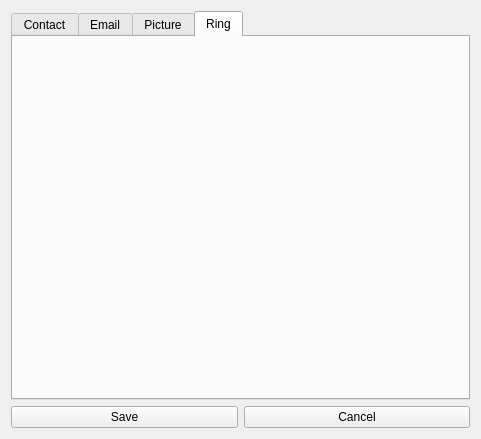
knshiro/csse7005-ugojules, file addcontactform.ui: the form before one commit.
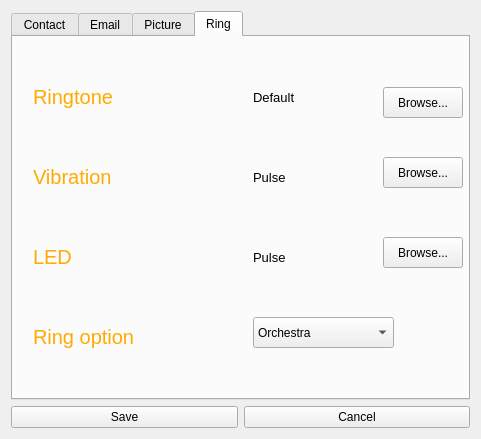
The form after the commit. The open tabs and pages were chosen to show the change.

Diff of the .ui file:
```diff
--- a/addcontactform.ui
+++ b/addcontactform.ui
@@ -394,6 +394,447 @@
       <attribute name="title" >
        <string>Ring</string>
       </attribute>
+      <widget class="QComboBox" name="ringOptionComboBox" >
+       <property name="geometry" >
+        <rect>
+         <x>240</x>
+         <y>280</y>
+         <width>141</width>
+         <height>31</height>
+        </rect>
+       </property>
+       <item>
+        <property name="text" >
+         <string>Orchestra</string>
+        </property>
+       </item>
+       <item>
+        <property name="text" >
+         <string>Synchronized</string>
+        </property>
+       </item>
+      </widget>
+      <widget class="QLabel" name="label_4" >
+       <property name="geometry" >
+        <rect>
+         <x>20</x>
+         <y>280</y>
+         <width>181</width>
+         <height>40</height>
+        </rect>
+       </property>
+       <property name="palette" >
+        <palette>
+         <active>
+          <colorrole role="WindowText" >
+           <brush brushstyle="SolidPattern" >
+            <color alpha="255" >
+             <red>255</red>
+             <green>170</green>
+             <blue>0</blue>
+            </color>
+           </brush>
+          </colorrole>
+          <colorrole role="Text" >
+           <brush brushstyle="SolidPattern" >
+            <color alpha="255" >
+             <red>255</red>
+             <green>170</green>
+             <blue>0</blue>
+            </color>
+           </brush>
+          </colorrole>
+         </active>
+         <inactive>
+          <colorrole role="WindowText" >
+           <brush brushstyle="SolidPattern" >
+            <color alpha="255" >
+             <red>255</red>
+             <green>170</green>
+             <blue>0</blue>
+            </color>
+           </brush>
+          </colorrole>
+          <colorrole role="Text" >
+           <brush brushstyle="SolidPattern" >
+            <color alpha="255" >
+             <red>255</red>
+             <green>170</green>
+             <blue>0</blue>
+            </color>
+           </brush>
+          </colorrole>
+         </inactive>
+         <disabled>
+          <colorrole role="WindowText" >
+           <brush brushstyle="SolidPattern" >
+            <color alpha="255" >
+             <red>119</red>
+             <green>119</green>
+             <blue>119</blue>
+            </color>
+           </brush>
+          </colorrole>
+          <colorrole role="Text" >
+           <brush brushstyle="SolidPattern" >
+            <color alpha="255" >
+             <red>119</red>
+             <green>119</green>
+             <blue>119</blue>
+            </color>
+           </brush>
+          </colorrole>
+         </disabled>
+        </palette>
+       </property>
+       <property name="font" >
+        <font>
+         <pointsize>15</pointsize>
+        </font>
+       </property>
+       <property name="text" >
+        <string>Ring option</string>
+       </property>
+      </widget>
+      <widget class="QLabel" name="label_5" >
+       <property name="geometry" >
+        <rect>
+         <x>20</x>
+         <y>200</y>
+         <width>146</width>
+         <height>40</height>
+        </rect>
+       </property>
+       <property name="palette" >
+        <palette>
+         <active>
+          <colorrole role="WindowText" >
+           <brush brushstyle="SolidPattern" >
+            <color alpha="255" >
+             <red>255</red>
+             <green>170</green>
+             <blue>0</blue>
+            </color>
+           </brush>
+          </colorrole>
+          <colorrole role="Text" >
+           <brush brushstyle="SolidPattern" >
+            <color alpha="255" >
+             <red>255</red>
+             <green>170</green>
+             <blue>0</blue>
+            </color>
+           </brush>
+          </colorrole>
+         </active>
+         <inactive>
+          <colorrole role="WindowText" >
+           <brush brushstyle="SolidPattern" >
+            <color alpha="255" >
+             <red>255</red>
+             <green>170</green>
+             <blue>0</blue>
+            </color>
+           </brush>
+          </colorrole>
+          <colorrole role="Text" >
+           <brush brushstyle="SolidPattern" >
+            <color alpha="255" >
+             <red>255</red>
+             <green>170</green>
+             <blue>0</blue>
+            </color>
+           </brush>
+          </colorrole>
+         </inactive>
+         <disabled>
+          <colorrole role="WindowText" >
+           <brush brushstyle="SolidPattern" >
+            <color alpha="255" >
+             <red>119</red>
+             <green>119</green>
+             <blue>119</blue>
+            </color>
+           </brush>
+          </colorrole>
+          <colorrole role="Text" >
+           <brush brushstyle="SolidPattern" >
+            <color alpha="255" >
+             <red>119</red>
+             <green>119</green>
+             <blue>119</blue>
+            </color>
+           </brush>
+          </colorrole>
+         </disabled>
+        </palette>
+       </property>
+       <property name="font" >
+        <font>
+         <pointsize>15</pointsize>
+        </font>
+       </property>
+       <property name="text" >
+        <string>LED</string>
+       </property>
+      </widget>
+      <widget class="QLabel" name="label_6" >
+       <property name="geometry" >
+        <rect>
+         <x>20</x>
+         <y>120</y>
+         <width>141</width>
+         <height>40</height>
+        </rect>
+       </property>
+       <property name="palette" >
+        <palette>
+         <active>
+          <colorrole role="WindowText" >
+           <brush brushstyle="SolidPattern" >
+            <color alpha="255" >
+             <red>255</red>
+             <green>170</green>
+             <blue>0</blue>
+            </color>
+           </brush>
+          </colorrole>
+          <colorrole role="Text" >
+           <brush brushstyle="SolidPattern" >
+            <color alpha="255" >
+             <red>255</red>
+             <green>170</green>
+             <blue>0</blue>
+            </color>
+           </brush>
+          </colorrole>
+         </active>
+         <inactive>
+          <colorrole role="WindowText" >
+           <brush brushstyle="SolidPattern" >
+            <color alpha="255" >
+             <red>255</red>
+             <green>170</green>
+             <blue>0</blue>
+            </color>
+           </brush>
+          </colorrole>
+          <colorrole role="Text" >
+           <brush brushstyle="SolidPattern" >
+            <color alpha="255" >
+             <red>255</red>
+             <green>170</green>
+             <blue>0</blue>
+            </color>
+           </brush>
+          </colorrole>
+         </inactive>
+         <disabled>
+          <colorrole role="WindowText" >
+           <brush brushstyle="SolidPattern" >
+            <color alpha="255" >
+             <red>119</red>
+             <green>119</green>
+             <blue>119</blue>
+            </color>
+           </brush>
+          </colorrole>
+          <colorrole role="Text" >
+           <brush brushstyle="SolidPattern" >
+            <color alpha="255" >
+             <red>119</red>
+             <green>119</green>
+             <blue>119</blue>
+            </color>
+           </brush>
+          </colorrole>
+         </disabled>
+        </palette>
+       </property>
+       <property name="font" >
+        <font>
+         <pointsize>15</pointsize>
+        </font>
+       </property>
+       <property name="text" >
+        <string>Vibration</string>
+       </property>
+      </widget>
+      <widget class="QLabel" name="label_7" >
+       <property name="geometry" >
+        <rect>
+         <x>20</x>
+         <y>40</y>
+         <width>141</width>
+         <height>40</height>
+        </rect>
+       </property>
+       <property name="palette" >
+        <palette>
+         <active>
+          <colorrole role="WindowText" >
+           <brush brushstyle="SolidPattern" >
+            <color alpha="255" >
+             <red>255</red>
+             <green>170</green>
+             <blue>0</blue>
+            </color>
+           </brush>
+          </colorrole>
+          <colorrole role="Text" >
+           <brush brushstyle="SolidPattern" >
+            <color alpha="255" >
+             <red>255</red>
+             <green>170</green>
+             <blue>0</blue>
+            </color>
+           </brush>
+          </colorrole>
+         </active>
+         <inactive>
+          <colorrole role="WindowText" >
+           <brush brushstyle="SolidPattern" >
+            <color alpha="255" >
+             <red>255</red>
+             <green>170</green>
+             <blue>0</blue>
+            </color>
+           </brush>
+          </colorrole>
+          <colorrole role="Text" >
+           <brush brushstyle="SolidPattern" >
+            <color alpha="255" >
+             <red>255</red>
+             <green>170</green>
+             <blue>0</blue>
+            </color>
+           </brush>
+          </colorrole>
+         </inactive>
+         <disabled>
+          <colorrole role="WindowText" >
+           <brush brushstyle="SolidPattern" >
+            <color alpha="255" >
+             <red>119</red>
+             <green>119</green>
+             <blue>119</blue>
+            </color>
+           </brush>
+          </colorrole>
+          <colorrole role="Text" >
+           <brush brushstyle="SolidPattern" >
+            <color alpha="255" >
+             <red>119</red>
+             <green>119</green>
+             <blue>119</blue>
+            </color>
+           </brush>
+          </colorrole>
+         </disabled>
+        </palette>
+       </property>
+       <property name="font" >
+        <font>
+         <pointsize>15</pointsize>
+        </font>
+       </property>
+       <property name="text" >
+        <string>Ringtone</string>
+       </property>
+      </widget>
+      <widget class="QLabel" name="ledLabel" >
+       <property name="geometry" >
+        <rect>
+         <x>240</x>
+         <y>200</y>
+         <width>82</width>
+         <height>40</height>
+        </rect>
+       </property>
+       <property name="font" >
+        <font>
+         <pointsize>10</pointsize>
+        </font>
+       </property>
+       <property name="text" >
+        <string>Pulse</string>
+       </property>
+      </widget>
+      <widget class="QLabel" name="ringToneLabel" >
+       <property name="geometry" >
+        <rect>
+         <x>240</x>
+         <y>40</y>
+         <width>114</width>
+         <height>40</height>
+        </rect>
+       </property>
+       <property name="font" >
+        <font>
+         <pointsize>10</pointsize>
+        </font>
+       </property>
+       <property name="text" >
+        <string>Default</string>
+       </property>
+      </widget>
+      <widget class="QLabel" name="vibrationLabel" >
+       <property name="geometry" >
+        <rect>
+         <x>240</x>
+         <y>120</y>
+         <width>82</width>
+         <height>40</height>
+        </rect>
+       </property>
+       <property name="font" >
+        <font>
+         <pointsize>10</pointsize>
+        </font>
+       </property>
+       <property name="text" >
+        <string>Pulse</string>
+       </property>
+      </widget>
+      <widget class="QPushButton" name="ringTonePushButton" >
+       <property name="geometry" >
+        <rect>
+         <x>370</x>
+         <y>50</y>
+         <width>80</width>
+         <height>31</height>
+        </rect>
+       </property>
+       <property name="text" >
+        <string>Browse...</string>
+       </property>
+      </widget>
+      <widget class="QPushButton" name="vibrationPushButton" >
+       <property name="geometry" >
+        <rect>
+         <x>370</x>
+         <y>120</y>
+         <width>80</width>
+         <height>31</height>
+        </rect>
+       </property>
+       <property name="text" >
+        <string>Browse...</string>
+       </property>
+      </widget>
+      <widget class="QPushButton" name="ledPushButton" >
+       <property name="geometry" >
+        <rect>
+         <x>370</x>
+         <y>200</y>
+         <width>80</width>
+         <height>31</height>
+        </rect>
+       </property>
+       <property name="text" >
+        <string>Browse...</string>
+       </property>
+      </widget>
      </widget>
     </widget>
    </item>
```
Left out of the diff: 2 changed lines with no effect on the pictures.
